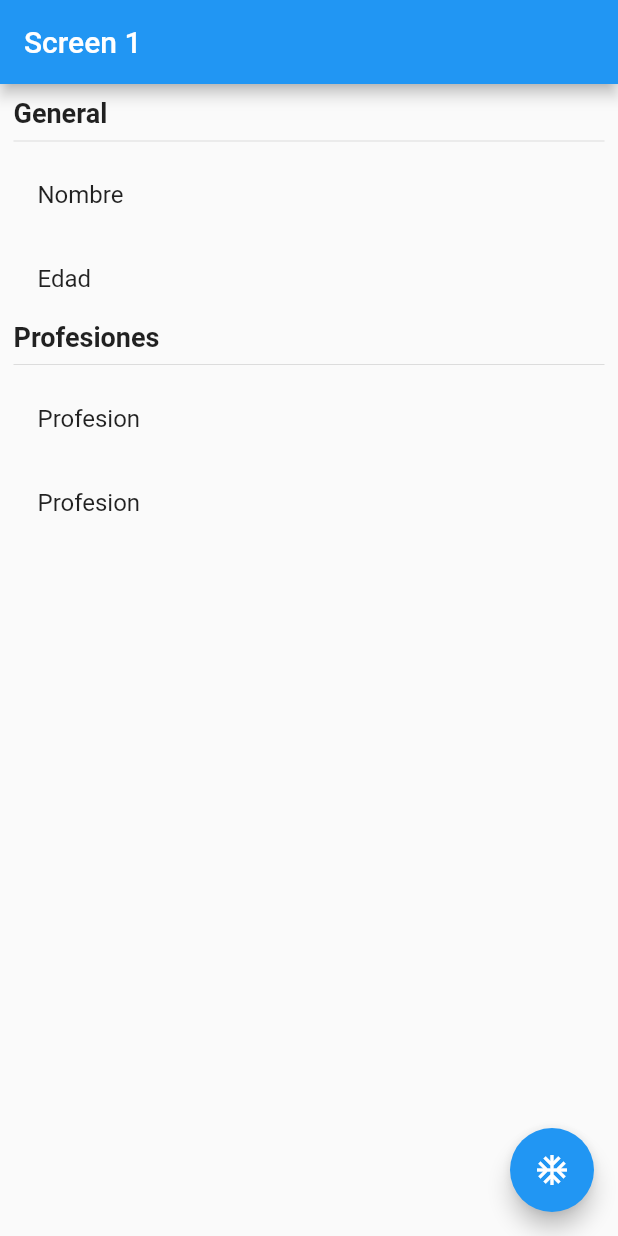
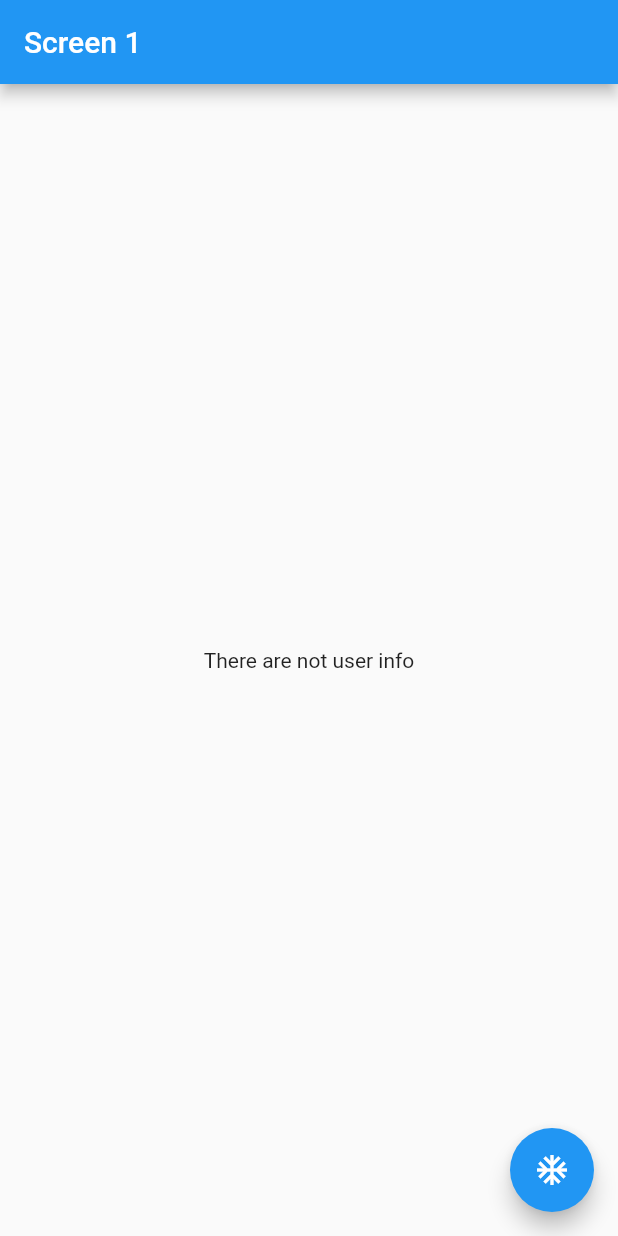
Before and after one commit to Luisparr14/estados_app, a Flutter app: the screen it shows after launch, on a phone screen of 412 x 824 dp. Run offline on Flutter 3.47's test engine with Material 2 defaults, Android fonts, the light colour scheme and no system bars; our stand-ins replace get.

Commit message:
clase #171 - flutter avanzado - Udemy

```diff
--- /dev/null
+++ b/lib/controller/user_controller.dart
@@ -0,0 +1,12 @@
+import 'package:estados_app/models/user.dart';
+import 'package:get/get.dart';
+
+class UserController extends GetxController {
+  var userExist = false.obs;
+  var user = User().obs;
+
+  void setUser(User newUser) {
+    userExist.value = true;
+    user.value = newUser;
+  }
+}
--- a/lib/models/user.dart
+++ b/lib/models/user.dart
@@ -1,7 +1,7 @@
 class User {
-  String name;
-  int age;
-  List<String> professions;
+  String? name;
+  int? age;
+  List<String>? professions;
 
-  User({required this.name, required this.age, required this.professions});
+  User({this.name, this.age, this.professions});
 }
--- a/lib/screens/screen1.dart
+++ b/lib/screens/screen1.dart
@@ -1,3 +1,4 @@
+import 'package:estados_app/controller/user_controller.dart';
 import 'package:estados_app/screens/screen2.dart';
 import 'package:flutter/material.dart';
 import 'package:get/get.dart';
@@ -6,17 +7,34 @@ class Screen1 extends StatelessWidget {
   const Screen1({super.key});
   @override
   Widget build(BuildContext context) {
+    final userCrtl = Get.put(UserController());
+
     return Scaffold(
       appBar: AppBar(
         title: const Text('Screen 1'),
       ),
-      body: const UserInfomation(),
+      body: Obx(() {
+        return userCrtl.userExist.value
+            ? const UserInfomation()
+            : const NoInfo();
+      }),
       floatingActionButton: FloatingActionButton(
           // onPressed: () => Navigator.pushNamed(context, 'screen2'),
-          onPressed: () => Get.to(const Screen2(), arguments: {
-            "Name": "Luis"
-          }),
+          onPressed: () => Get.to(const Screen2(), arguments: {"Name": "Luis"}),
           child: const Icon(Icons.ac_unit)),
+    );
+  }
+}
+
+class NoInfo extends StatelessWidget {
+  const NoInfo({super.key});
+
+  @override
+  Widget build(BuildContext context) {
+    return const SizedBox(
+      child: Center(
+        child: Text('There are not user info'),
+      ),
     );
   }
 }
@@ -35,11 +53,13 @@ class UserInfomation extends StatelessWidget {
       child: const Column(
         crossAxisAlignment: CrossAxisAlignment.start,
         children: [
-          Text('General', style: TextStyle(fontWeight: FontWeight.bold, fontSize: 18)),
+          Text('General',
+              style: TextStyle(fontWeight: FontWeight.bold, fontSize: 18)),
           Divider(),
           ListTile(title: Text('Nombre')),
           ListTile(title: Text('Edad')),
-          Text('Profesiones', style: TextStyle(fontWeight: FontWeight.bold, fontSize: 18)),
+          Text('Profesiones',
+              style: TextStyle(fontWeight: FontWeight.bold, fontSize: 18)),
           Divider(),
           ListTile(title: Text('Profesion')),
           ListTile(title: Text('Profesion')),
```
Also changed, not shown: lib/screens/screen2.dart (+7 -2 lines).
